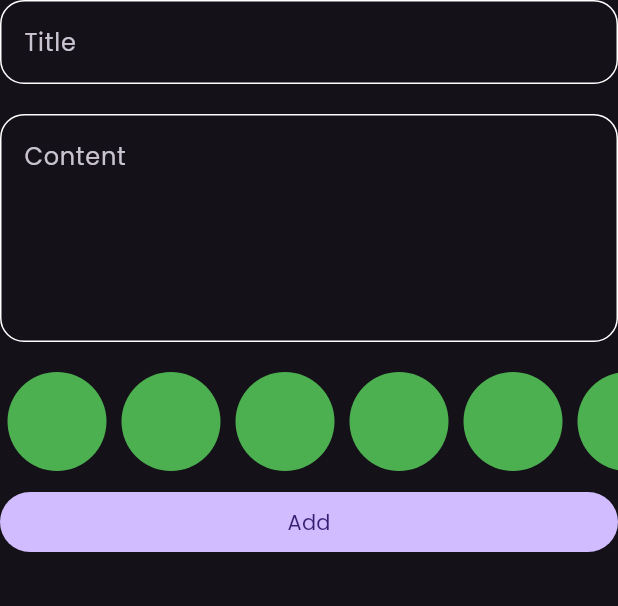
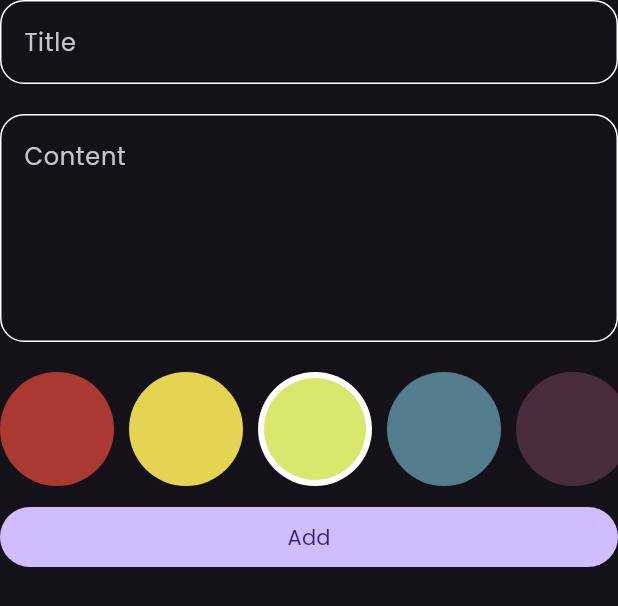
Before and after one commit to AhmedBelal31/Notes-App-With-Hive, a Flutter app: the AddNoteForm widget shown alone on an empty page, opened directly, on a phone screen of 412 x 824 dp. Shown: the top 606 px of the screen. Run offline on Flutter 3.47's test engine with Material 3 defaults, Android fonts, the phone set to English and light mode, and no system bars; our stand-ins replace bloc, flutter_bloc, hive, hive_flutter; accounts and stored records are empty.

```diff
--- a/lib/core/utils/constant.dart
+++ b/lib/core/utils/constant.dart
@@ -1 +1,10 @@
-String kNotesBox = 'NotesBox12';
+import 'dart:ui';
+
+String kNotesBox = 'NotesBox';
+List<Color> kColors = const [
+  Color(0xffAC3931),
+  Color(0xffE5D352),
+  Color(0xffD9E76C),
+  Color(0xff537D8D),
+  Color(0xff482C3D),
+];
--- a/lib/features/add_read_notes/presentation/controller/add_notes_cubit/add_notes_cubit.dart
+++ b/lib/features/add_read_notes/presentation/controller/add_notes_cubit/add_notes_cubit.dart
@@ -1,4 +1,5 @@
 import 'package:bloc/bloc.dart';
+import 'package:flutter/material.dart';
 import 'package:flutter_bloc/flutter_bloc.dart';
 import 'package:hive_flutter/hive_flutter.dart';
 import 'package:notes_app_with_hive/core/utils/constant.dart';
@@ -7,10 +8,11 @@ import 'add_notes_states.dart';
 
 class NotesCubit extends Cubit<NotesStates> {
   NotesCubit() : super(InitialState());
-
+  Color color = Colors.red ;
   void addNote(NoteModel note) async {
     emit(AddNoteLoadingState());
     try {
+      note.color = color.value ;
       var notesBox = Hive.box<NoteModel>(kNotesBox);
       await notesBox.add(note);
       emit(AddNoteSuccessState());
--- a/lib/features/add_read_notes/presentation/widgets/add_note_form.dart
+++ b/lib/features/add_read_notes/presentation/widgets/add_note_form.dart
@@ -47,6 +47,7 @@ class _AddNoteFormState extends State<AddNoteForm> {
             ),
           ),
           const NotesColorListView(),
+          const SizedBox(height: 10),
           BlocBuilder<NotesCubit, NotesStates>(
             builder: (context, state) {
               return SizedBox(
--- a/lib/features/add_read_notes/presentation/widgets/custom_note_item.dart
+++ b/lib/features/add_read_notes/presentation/widgets/custom_note_item.dart
@@ -24,7 +24,7 @@ class CustomNoteItem extends StatelessWidget {
         child: Container(
           padding: const EdgeInsets.symmetric(vertical: 20, horizontal: 10),
           decoration: BoxDecoration(
-            color: Colors.red,
+            color: Color(note.color),
             borderRadius: BorderRadius.circular(16.0),
           ),
           child: Column(
@@ -55,9 +55,9 @@ class CustomNoteItem extends StatelessWidget {
                   padding: const EdgeInsets.symmetric(vertical: 12),
                   child: Text(
                     note.subTitle,
-                    style: const TextStyle(
+                    style:  TextStyle(
                       fontSize: 20,
-                      // color: Colors.black.withOpacity(.4),
+                     color: Colors.white.withOpacity(.9),
                     ),
                   ),
                 ),
@@ -66,8 +66,8 @@ class CustomNoteItem extends StatelessWidget {
                 padding: const EdgeInsets.only(right: 12),
                 child: Text(
                   note.date,
-                  style: const TextStyle(
-                      // color: Colors.black.withOpacity(0.4),
+                  style:  TextStyle(
+                  color: Colors.black.withOpacity(0.9),
                       ),
                 ),
               )
--- a/lib/features/add_read_notes/presentation/widgets/note_color_item.dart
+++ b/lib/features/add_read_notes/presentation/widgets/note_color_item.dart
@@ -1,16 +1,27 @@
 import 'package:flutter/material.dart';
 
 class NoteColorItem extends StatelessWidget {
-  const NoteColorItem({super.key});
+  const NoteColorItem(
+      {super.key, required this.isActive, this.color = Colors.green});
+
+  final bool isActive;
+
+  final Color color;
 
   @override
   Widget build(BuildContext context) {
-    return Padding(
-      padding: const EdgeInsets.only(bottom: 10),
-      child: CircleAvatar(
-        backgroundColor: Colors.green,
-        radius: 38,
-      ),
-    );
+    return isActive
+        ? CircleAvatar(
+            radius: 38,
+            backgroundColor: Colors.white,
+            child: CircleAvatar(
+              backgroundColor: color,
+              radius: 34,
+            ),
+          )
+        : CircleAvatar(
+            backgroundColor: color,
+            radius: 38,
+          );
   }
 }
--- a/lib/features/add_read_notes/presentation/widgets/notes_color_listView.dart
+++ b/lib/features/add_read_notes/presentation/widgets/notes_color_listView.dart
@@ -1,19 +1,40 @@
 import 'package:flutter/material.dart';
+import 'package:flutter_bloc/flutter_bloc.dart';
 
+import '../../../../core/utils/constant.dart';
+import '../controller/add_notes_cubit/add_notes_cubit.dart';
 import 'note_color_item.dart';
 
-class NotesColorListView extends StatelessWidget {
+class NotesColorListView extends StatefulWidget {
   const NotesColorListView({super.key});
+
+  @override
+  State<NotesColorListView> createState() => _NotesColorListViewState();
+}
+
+class _NotesColorListViewState extends State<NotesColorListView> {
+  int currentIndex =2;
 
   @override
   Widget build(BuildContext context) {
     return SizedBox(
       height: 38 * 2,
-      child: ListView.builder(
+      child: ListView.separated(
         physics: const BouncingScrollPhysics(),
         scrollDirection: Axis.horizontal,
-        itemBuilder: (context, index) => const NoteColorItem(),
-        itemCount: 6,
+        itemBuilder: (context, index) => GestureDetector(
+          onTap: () {
+            currentIndex = index;
+            BlocProvider.of<NotesCubit>(context).color = kColors[currentIndex];
+            setState(() {});
+          },
+          child: NoteColorItem(
+            isActive: currentIndex == index,
+            color: kColors[index],
+          ),
+        ),
+        separatorBuilder: (context, index) => const SizedBox(width: 10),
+        itemCount: kColors.length,
       ),
     );
   }
```
